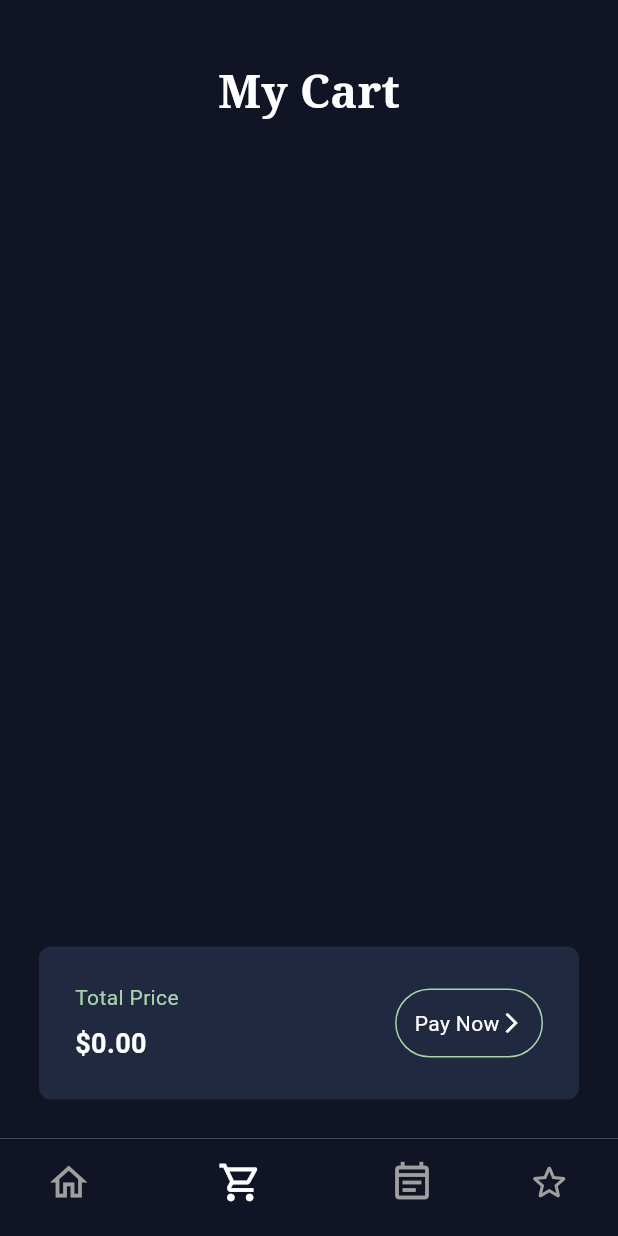
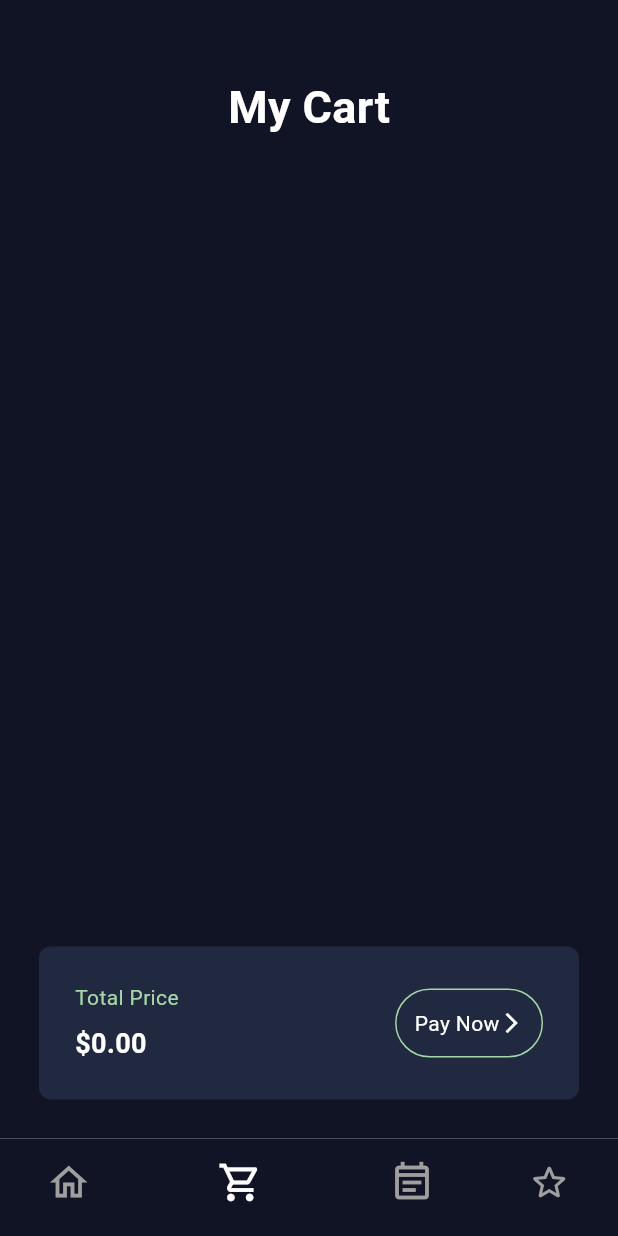
Before and after one commit to menukaAnujitha/pizza_order_app, a Flutter app: the screen it shows once a user with an empty profile is signed in, item 2 of the bottom bar chosen, on a phone screen of 412 x 824 dp. Run offline on Flutter 3.47's test engine with Material 3 defaults, Android fonts, the phone set to English and light mode, and no system bars; our stand-ins replace firebase_auth, firebase_core, google_fonts; missing offline and left inert: shadow_overlay; accounts and stored records are empty.

Commit message:
feat: develop UI interfaces

```diff
--- a/lib/Models/cart_model.dart
+++ b/lib/Models/cart_model.dart
@@ -4,13 +4,13 @@ class CartModel extends ChangeNotifier {
   // list of items on sale
   final List _shopItems = const [
     [
-      "lib/images/pizza.jpg",
+      "lib/images/pizza8.jpg",
       "first pizza",
       "Lorem ipsum Dolor ",
       "12.50",
     ],
     [
-      "lib/images/pizza.jpg",
+      "lib/images/pizza5.jpg",
       "second pizza",
       "Lorem ipsum Dolor ",
       "15.50",
@@ -22,7 +22,7 @@ class CartModel extends ChangeNotifier {
       "20.50",
     ],
     [
-      "lib/images/pizza.jpg",
+      "lib/images/pizza4.jpg",
       "fourth pizza",
       "Lorem ipsum Dolor ",
       "10.50",
--- a/lib/UI pages/cart.dart
+++ b/lib/UI pages/cart.dart
@@ -16,14 +16,14 @@ class CartPage extends StatelessWidget {
             crossAxisAlignment: CrossAxisAlignment.start,
             children: [
               Padding(
-                padding: EdgeInsets.all(40),
+                padding: EdgeInsets.all(50),
                 child: Center(
                   child: Text(
-                    "My Cart",
-                    style: GoogleFonts.notoSerif(
+                    'My Cart',
+                    style: TextStyle(
+                      color: Colors.white,
+                      fontWeight: FontWeight.bold,
                       fontSize: 30,
-                      fontWeight: FontWeight.bold,
-                      color: Colors.white,
                     ),
                   ),
                 ),
--- a/lib/UI pages/likes.dart
+++ b/lib/UI pages/likes.dart
@@ -21,7 +21,6 @@ class _LikesPageState extends State<LikesPage> {
         child: Column(
           children: [
             Stack(
-              // alignment: AlignmentDirectional.center,
               children: [
                 Container(
                   height: 200,
@@ -30,7 +29,7 @@ class _LikesPageState extends State<LikesPage> {
                     child: AspectRatio(
                       aspectRatio: 16 / 8,
                       child: Image.asset(
-                        'lib/images/pizza.jpg',
+                        'lib/images/pizza3.jpg',
                         fit: BoxFit.cover,
                       ),
                     ),
```
Also changed, not shown: lib/Models/pizza_card.dart (+0 -15 lines), lib/UI pages/home.dart (+12 -5 lines), lib/UI pages/new.dart (deleted, +0 -72 lines), lib/images/pizza4.jpg (added), 5 other files.
